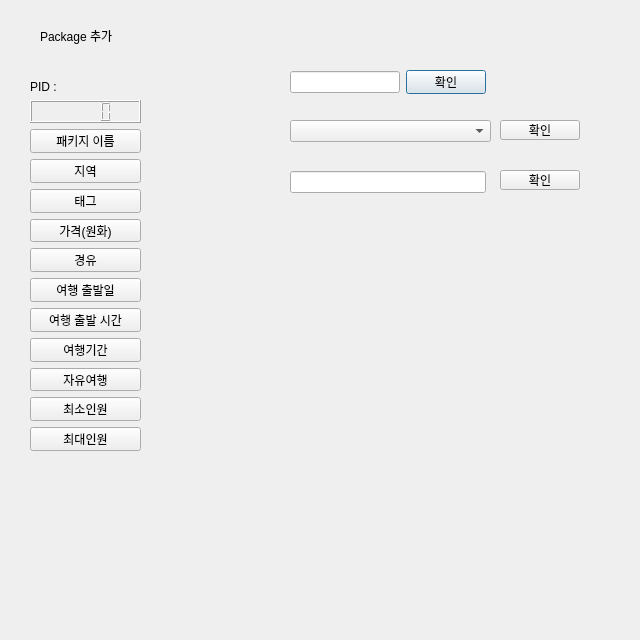
Old version of the form addpackage.ui in the repository cau-oop/GUITest.
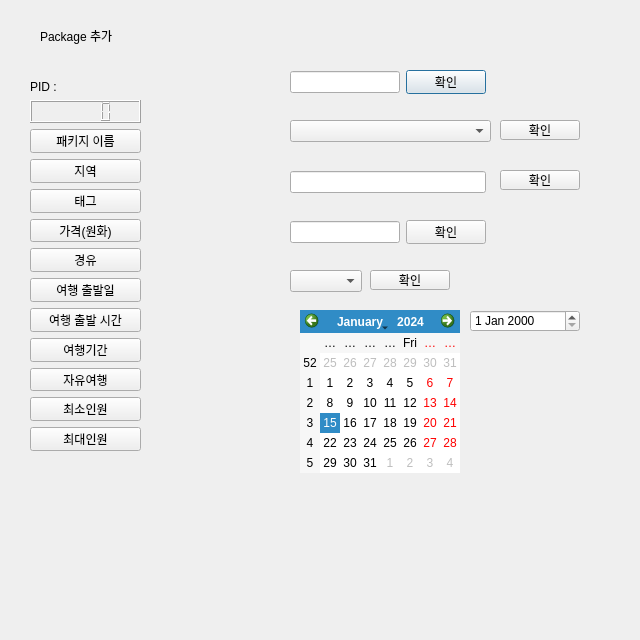
New version of the form.

```diff
--- a/addpackage.ui
+++ b/addpackage.ui
@@ -135,6 +135,120 @@
     </property>
    </widget>
   </widget>
+  <widget class="QWidget" name="widget_4" native="true">
+   <property name="enabled">
+    <bool>true</bool>
+   </property>
+   <property name="geometry">
+    <rect>
+     <x>280</x>
+     <y>210</y>
+     <width>211</width>
+     <height>41</height>
+    </rect>
+   </property>
+   <widget class="QWidget" name="layoutWidget_4">
+    <property name="geometry">
+     <rect>
+      <x>10</x>
+      <y>10</y>
+      <width>196</width>
+      <height>24</height>
+     </rect>
+    </property>
+    <layout class="QHBoxLayout" name="horizontalLayout_5">
+     <item>
+      <widget class="QLineEdit" name="lineEdit_5"/>
+     </item>
+     <item>
+      <widget class="QPushButton" name="pushButton_17">
+       <property name="text">
+        <string>확인</string>
+       </property>
+      </widget>
+     </item>
+    </layout>
+   </widget>
+  </widget>
+  <widget class="QWidget" name="widget_5" native="true">
+   <property name="geometry">
+    <rect>
+     <x>290</x>
+     <y>260</y>
+     <width>191</width>
+     <height>41</height>
+    </rect>
+   </property>
+   <widget class="QPushButton" name="pushButton_18">
+    <property name="geometry">
+     <rect>
+      <x>80</x>
+      <y>10</y>
+      <width>80</width>
+      <height>20</height>
+     </rect>
+    </property>
+    <property name="text">
+     <string>확인</string>
+    </property>
+   </widget>
+   <widget class="QComboBox" name="comboBox_2">
+    <property name="geometry">
+     <rect>
+      <x>0</x>
+      <y>10</y>
+      <width>72</width>
+      <height>22</height>
+     </rect>
+    </property>
+    <property name="currentText">
+     <string/>
+    </property>
+    <property name="maxVisibleItems">
+     <number>2</number>
+    </property>
+   </widget>
+  </widget>
+  <widget class="QWidget" name="widget_6" native="true">
+   <property name="geometry">
+    <rect>
+     <x>290</x>
+     <y>300</y>
+     <width>301</width>
+     <height>181</height>
+    </rect>
+   </property>
+   <widget class="QDateEdit" name="dateEdit">
+    <property name="geometry">
+     <rect>
+      <x>180</x>
+      <y>10</y>
+      <width>110</width>
+      <height>22</height>
+     </rect>
+    </property>
+   </widget>
+   <widget class="QCalendarWidget" name="calendarWidget">
+    <property name="geometry">
+     <rect>
+      <x>10</x>
+      <y>10</y>
+      <width>160</width>
+      <height>163</height>
+     </rect>
+    </property>
+   </widget>
+  </widget>
+  <widget class="QWidget" name="widget_7" native="true">
+   <property name="geometry">
+    <rect>
+     <x>300</x>
+     <y>500</y>
+     <width>120</width>
+     <height>51</height>
+    </rect>
+   </property>
+  </widget>
   <widget class="QWidget" name="">
    <property name="geometry">
     <rect>
```
Left out of the diff: 112 changed lines with no effect on the pictures.
